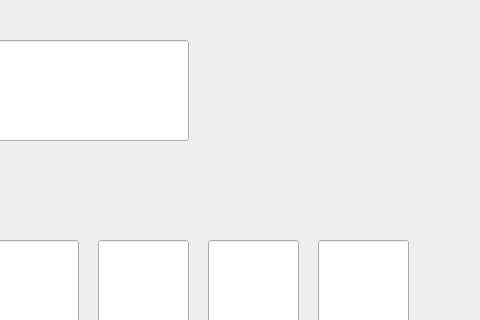
Qt form countdownWindow.ui (68Duck/Countdown) before a commit; both pictures show x 302 to 782 and y 0 to 320 of the 782 by 600 pixel window.
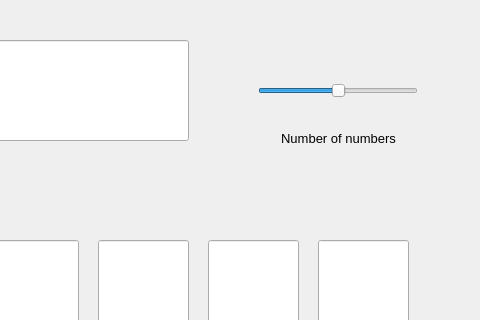
The same form after that commit.

Commit message: Added display of how many solutions + added numbers greater than 10.

Patch:
```diff
--- a/countdownWindow.ui
+++ b/countdownWindow.ui
@@ -217,6 +217,49 @@
      <string>Generate</string>
     </property>
    </widget>
+   <widget class="QSlider" name="numberSlider">
+    <property name="geometry">
+     <rect>
+      <x>560</x>
+      <y>75</y>
+      <width>160</width>
+      <height>31</height>
+     </rect>
+    </property>
+    <property name="maximum">
+     <number>4</number>
+    </property>
+    <property name="pageStep">
+     <number>1</number>
+    </property>
+    <property name="sliderPosition">
+     <number>2</number>
+    </property>
+    <property name="orientation">
+     <enum>Qt::Horizontal</enum>
+    </property>
+   </widget>
+   <widget class="QLabel" name="numberOfNumbers">
+    <property name="geometry">
+     <rect>
+      <x>520</x>
+      <y>130</y>
+      <width>241</width>
+      <height>16</height>
+     </rect>
+    </property>
+    <property name="font">
+     <font>
+      <pointsize>10</pointsize>
+     </font>
+    </property>
+    <property name="text">
+     <string>Number of numbers</string>
+    </property>
+    <property name="alignment">
+     <set>Qt::AlignCenter</set>
+    </property>
+   </widget>
   </widget>
   <widget class="QMenuBar" name="menubar">
    <property name="geometry">
```
The commit also changes 2 other files.
